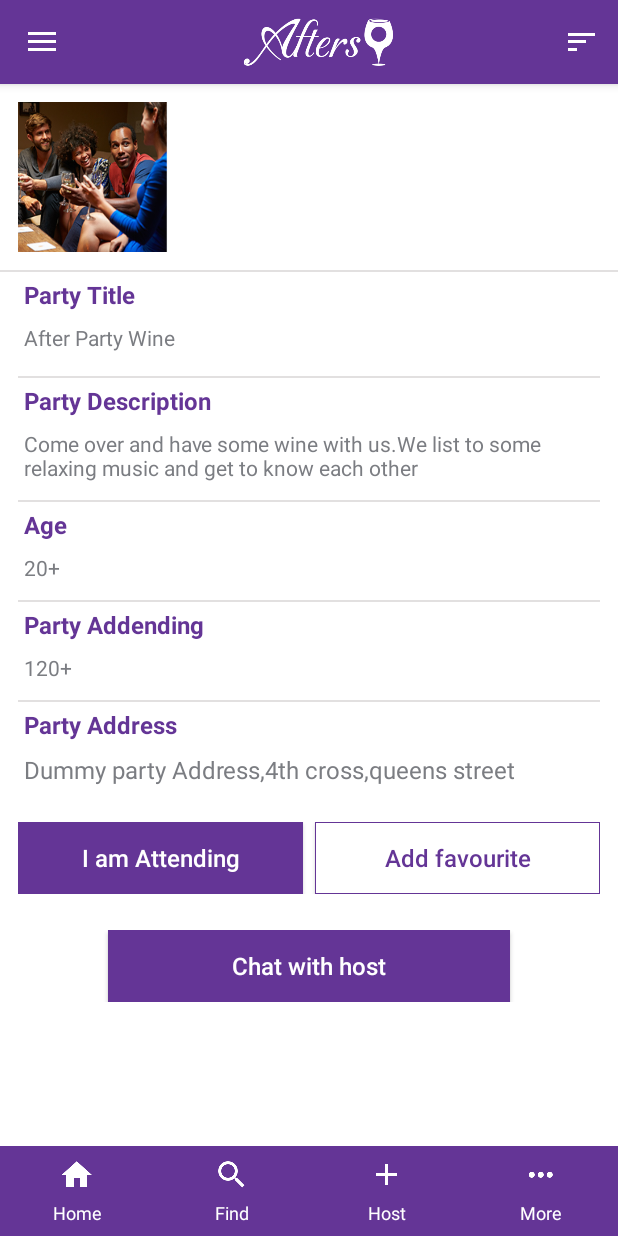
After one commit to Vibeosys/AftersAppAndroid, an Android app: the fragment PartyDetailsFragment placed in its activity, on a phone screen of 412 x 824 dp. The commit adds this screen. Run offline under Robolectric (Android 15) with nearby library versions, the phone set to English and light mode, and no system bars.

Commit message:
Party details is added
Party details is added

```diff
--- a/AftersApp/app/src/main/java/com/aftersapp/fragments/FindPartyFragment.java
+++ b/AftersApp/app/src/main/java/com/aftersapp/fragments/FindPartyFragment.java
@@ -72,8 +72,11 @@
         mListParties.setOnItemClickListener(new AdapterView.OnItemClickListener() {
             @Override
             public void onItemClick(AdapterView<?> parent, View view, int position, long id) {
-                PartyData party = (PartyData) mPartyAdapter.getItem(position);
-                drawMarker(party.getId());
+               /* PartyData party = (PartyData) mPartyAdapter.getItem(position);
+                drawMarker(party.getId());*/
+                PartyDetailsFragment partyDetailsFragment = new PartyDetailsFragment();
+                getFragmentManager().beginTransaction().
+                        replace(R.id.fragment_frame_lay, partyDetailsFragment, "PartDetails").commit();
             }
         });
         return rootView;
--- /dev/null
+++ b/AftersApp/app/src/main/java/com/aftersapp/fragments/PartyDetailsFragment.java
@@ -0,0 +1,74 @@
+package com.aftersapp.fragments;
+
+import android.content.Context;
+import android.net.Uri;
+import android.os.Bundle;
+import android.support.v4.app.Fragment;
+import android.view.LayoutInflater;
+import android.view.View;
+import android.view.ViewGroup;
+
+import com.aftersapp.R;
+
+
+public class PartyDetailsFragment extends Fragment {
+    // TODO: Rename parameter arguments, choose names that match
+    // the fragment initialization parameters, e.g. ARG_ITEM_NUMBER
+    private static final String ARG_PARAM1 = "param1";
+    private static final String ARG_PARAM2 = "param2";
+
+    // TODO: Rename and change types of parameters
+    private String mParam1;
+    private String mParam2;
+
+
+
+    public PartyDetailsFragment() {
+        // Required empty public constructor
+    }
+
+    /**
+     * Use this factory method to create a new instance of
+     * this fragment using the provided parameters.
+     *
+     * @param param1 Parameter 1.
+     * @param param2 Parameter 2.
+     * @return A new instance of fragment PartyDetailsFragment.
+     */
+    // TODO: Rename and change types and number of parameters
+    public static PartyDetailsFragment newInstance(String param1, String param2) {
+        PartyDetailsFragment fragment = new PartyDetailsFragment();
+        Bundle args = new Bundle();
+        args.putString(ARG_PARAM1, param1);
+        args.putString(ARG_PARAM2, param2);
+        fragment.setArguments(args);
+        return fragment;
+    }
+
+    @Override
+    public void onCreate(Bundle savedInstanceState) {
+        super.onCreate(savedInstanceState);
+        if (getArguments() != null) {
+            mParam1 = getArguments().getString(ARG_PARAM1);
+            mParam2 = getArguments().getString(ARG_PARAM2);
+        }
+    }
+
+    @Override
+    public View onCreateView(LayoutInflater inflater, ViewGroup container,
+                             Bundle savedInstanceState) {
+        // Inflate the layout for this fragment
+        View view = inflater.inflate(R.layout.fragment_party_details, container, false);
+
+        return view;
+    }
+
+
+
+
+
+
+
+
+
+}
--- /dev/null
+++ b/AftersApp/app/src/main/res/layout/fragment_party_details.xml
@@ -0,0 +1,271 @@
+<FrameLayout xmlns:android="http://schemas.android.com/apk/res/android"
+    xmlns:app="http://schemas.android.com/apk/res-auto"
+    xmlns:tools="http://schemas.android.com/tools"
+    android:layout_width="match_parent"
+    android:layout_height="match_parent"
+    tools:context="com.aftersapp.fragments.HostPartyFragment">
+
+    <!-- TODO: Update blank fragment layout -->
+    <ScrollView
+        android:layout_width="match_parent"
+        android:layout_height="match_parent">
+
+        <LinearLayout
+            android:layout_width="match_parent"
+            android:layout_height="wrap_content"
+            android:orientation="vertical">
+
+            <LinearLayout
+                android:layout_width="match_parent"
+                android:layout_height="wrap_content"
+                android:layout_margin="12dp"
+                android:orientation="horizontal">
+
+                <ImageView
+                    android:id="@+id/viewPartyDetailsImage"
+                    android:layout_width="100dp"
+                    android:layout_height="100dp"
+                    android:scaleType="fitXY"
+                    android:src="@drawable/demo_image" />
+
+            </LinearLayout>
+
+            <View
+                android:layout_width="fill_parent"
+                android:layout_height="1dp"
+                android:background="#e2e0e0" />
+
+            <LinearLayout
+                android:layout_width="match_parent"
+                android:layout_height="wrap_content"
+                android:layout_marginBottom="12dp"
+                android:layout_marginStart="12dp"
+                android:layout_marginEnd="12dp"
+                android:orientation="vertical">
+
+                <com.aftersapp.views.RobotoBoldTextView
+                    android:id="@+id/viewPartyTitleTextView"
+                    android:layout_width="wrap_content"
+                    android:layout_height="wrap_content"
+                    android:padding="4dp"
+                    android:text="Party Title"
+                    android:textColor="@color/colorPrimary"
+                    android:textSize="16sp" />
+
+                <com.aftersapp.views.RobotoTextView
+                    android:id="@+id/viewPartyTitle"
+                    android:layout_width="wrap_content"
+                    android:layout_height="wrap_content"
+                    android:padding="4dp"
+                    android:text="After Party Wine"
+                    android:background="@android:color/transparent"
+                    android:singleLine="true"
+                    android:textColor="@color/secondaryText"
+                    android:textSize="14sp" />
+
+            </LinearLayout>
+
+            <View
+                android:layout_width="fill_parent"
+                android:layout_height="1dp"
+                android:layout_marginStart="12dp"
+                android:layout_marginEnd="12dp"
+                android:background="#e2e0e0" />
+
+            <LinearLayout
+                android:layout_width="match_parent"
+                android:layout_height="wrap_content"
+                android:layout_marginBottom="8dp"
+                android:layout_marginStart="12dp"
+                android:layout_marginEnd="12dp"
+                android:orientation="vertical">
+
+                <com.aftersapp.views.RobotoBoldTextView
+                    android:id="@+id/viewPartyDescTitleTextView"
+                    android:layout_width="wrap_content"
+                    android:layout_height="wrap_content"
+                    android:padding="4dp"
+                    android:text="Party Description"
+                    android:textColor="@color/colorPrimary"
+                    android:textSize="16sp" />
+
+                <com.aftersapp.views.RobotoTextView
+                    android:id="@+id/viewPartyDescription"
+                    android:layout_width="wrap_content"
+                    android:layout_height="wrap_content"
+                    android:padding="4dp"
+                    android:background="@android:color/transparent"
+                    android:text="Come over and have some wine with us.We list to some relaxing music and get to know each other "
+                    android:textColor="@color/secondaryText"
+                    android:textSize="14sp"
+                    />
+
+            </LinearLayout>
+
+            <View
+                android:layout_width="fill_parent"
+                android:layout_height="1dp"
+                android:layout_marginStart="12dp"
+                android:layout_marginEnd="12dp"
+                android:background="#e2e0e0" />
+
+            <LinearLayout
+                android:layout_width="match_parent"
+                android:layout_height="wrap_content"
+                android:layout_marginBottom="8dp"
+                android:layout_marginStart="12dp"
+                android:layout_marginEnd="12dp"
+                android:orientation="vertical">
+
+                <com.aftersapp.views.RobotoBoldTextView
+                    android:id="@+id/ageTitleTextView"
+                    android:layout_width="wrap_content"
+                    android:layout_height="wrap_content"
+                    android:padding="4dp"
+                    android:text="Age"
+                    android:textColor="@color/colorPrimary"
+                    android:textSize="16sp" />
+
+                <com.aftersapp.views.RobotoTextView
+                    android:id="@+id/ageTextView"
+                    android:layout_width="wrap_content"
+                    android:layout_height="wrap_content"
+                    android:padding="4dp"
+                    android:text="20+"
+                    android:textColor="@color/secondaryText"
+                    android:textSize="14sp" />
+                <!--<Spinner
+                    android:id="@+id/Agespinner"
+                    android:layout_width="fill_parent"
+                    android:layout_height="wrap_content" />-->
+
+            </LinearLayout>
+            <View
+                android:layout_width="fill_parent"
+                android:layout_height="1dp"
+                android:layout_marginStart="12dp"
+                android:layout_marginEnd="12dp"
+                android:background="#e2e0e0" />
+            <LinearLayout
+                android:layout_width="match_parent"
+                android:layout_height="wrap_content"
+                android:layout_marginBottom="8dp"
+                android:layout_marginStart="12dp"
+                android:layout_marginEnd="12dp"
+                android:orientation="vertical">
+
+                <com.aftersapp.views.RobotoBoldTextView
+                    android:id="@+id/viewNoofAttenderTitleTextView"
+                    android:layout_width="wrap_content"
+                    android:layout_height="wrap_content"
+                    android:padding="4dp"
+                    android:text="Party Addending"
+                    android:textColor="@color/colorPrimary"
+                    android:textSize="16sp" />
+
+                <com.aftersapp.views.RobotoTextView
+                    android:id="@+id/viewNoofAttendeTextView"
+                    android:layout_width="wrap_content"
+                    android:layout_height="wrap_content"
+                    android:padding="4dp"
+                    android:text="120+"
+                    android:textColor="@color/secondaryText"
+                    android:textSize="14sp" />
+                <!--<Spinner
+                    android:id="@+id/Agespinner"
+                    android:layout_width="fill_parent"
+                    android:layout_height="wrap_content" />-->
+
+            </LinearLayout>
+            <View
+                android:layout_width="fill_parent"
+                android:layout_height="1dp"
+                android:layout_marginStart="12dp"
+                android:layout_marginEnd="12dp"
+                android:background="#e2e0e0" />
+            <LinearLayout
+                android:layout_width="match_parent"
+                android:layout_height="wrap_content"
+                android:layout_marginBottom="8dp"
+                android:layout_marginStart="12dp"
+                android:layout_marginEnd="12dp"
+                android:orientation="vertical">
+
+                <com.aftersapp.views.RobotoBoldTextView
+                    android:id="@+id/viewPartyAddressTitleTextView"
+                    android:layout_width="wrap_content"
+                    android:layout_height="wrap_content"
+                    android:padding="4dp"
+                    android:text="Party Address"
+                    android:textColor="@color/colorPrimary"
+                    android:textSize="16sp" />
+
+                <TextView
+                    android:id="@+id/viewPartyAddressTextView"
+                    android:layout_width="wrap_content"
+                    android:layout_height="wrap_content"
+                    android:padding="4dp"
+                    android:text="Dummy party Address,4th cross,queens street"
+                    android:textColor="@color/secondaryText"
+                    android:background="@android:color/transparent"
+                    android:textSize="16sp"
+                    android:digits="1234567890+"/>
+            </LinearLayout>
+
+            <LinearLayout
+                android:layout_width="match_parent"
+                android:layout_height="wrap_content"
+                android:layout_margin="12dp"
+                android:orientation="horizontal"
+                android:weightSum="2">
+
+                <Button
+                    android:id="@+id/iamAttending"
+                    android:layout_width="match_parent"
+                    android:layout_height="wrap_content"
+                    android:layout_marginEnd="4dp"
+                    android:layout_weight="1"
+                    android:background="@color/colorPrimary"
+                    android:padding="4dp"
+                    android:text="I am Attending"
+                    android:textAllCaps="false"
+                    android:textColor="@android:color/white"
+                    android:textSize="16sp" />
+
+                <Button
+                    android:id="@+id/saveFavourate"
+                    android:layout_width="match_parent"
+                    android:layout_height="wrap_content"
+                    android:layout_marginStart="4dp"
+                    android:layout_weight="1"
+                    android:background="@drawable/cancel_btn_border"
+                    android:padding="4dp"
+                    android:text="Add favourite"
+                    android:textAllCaps="false"
+                    android:textColor="@color/colorPrimary"
+                    android:textSize="16sp" />
+            </LinearLayout>
+            <LinearLayout
+                android:layout_width="match_parent"
+                android:layout_height="wrap_content"
+                android:layout_margin="12dp"
+                android:orientation="horizontal"
+                android:layout_gravity="center">
+                <Button
+                    android:id="@+id/chatHost"
+                    android:layout_width="match_parent"
+                    android:layout_height="wrap_content"
+                    android:layout_marginEnd="60dp"
+                    android:layout_marginStart="60dp"
+                    android:layout_weight="1"
+                    android:background="@color/colorPrimary"
+                    android:padding="4dp"
+                    android:text="Chat with host"
+                    android:textAllCaps="false"
+                    android:textColor="@android:color/white"
+                    android:textSize="16sp" />
+
+            </LinearLayout>
+        </LinearLayout>
+    </ScrollView>
+</FrameLayout>
```
